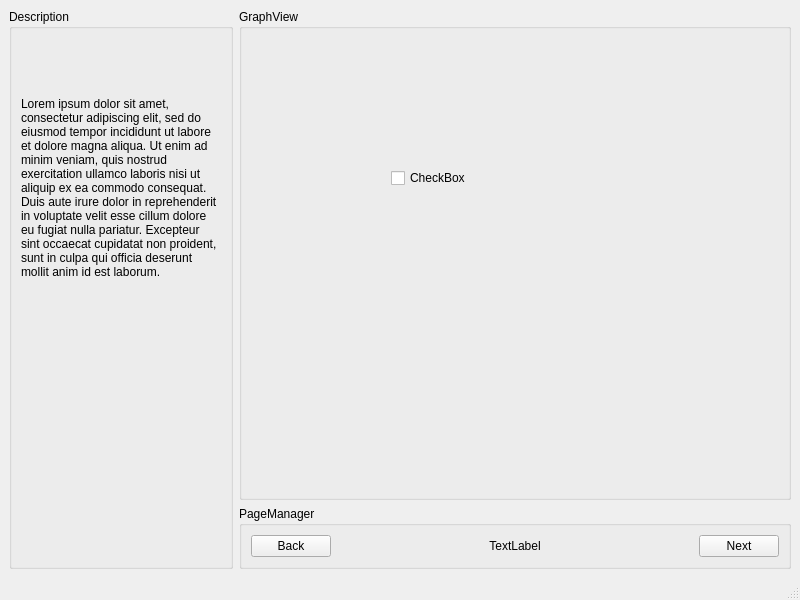
Old version of the form DSFO/mainwindow.ui in the repository Aleko-Louras/DSFO.
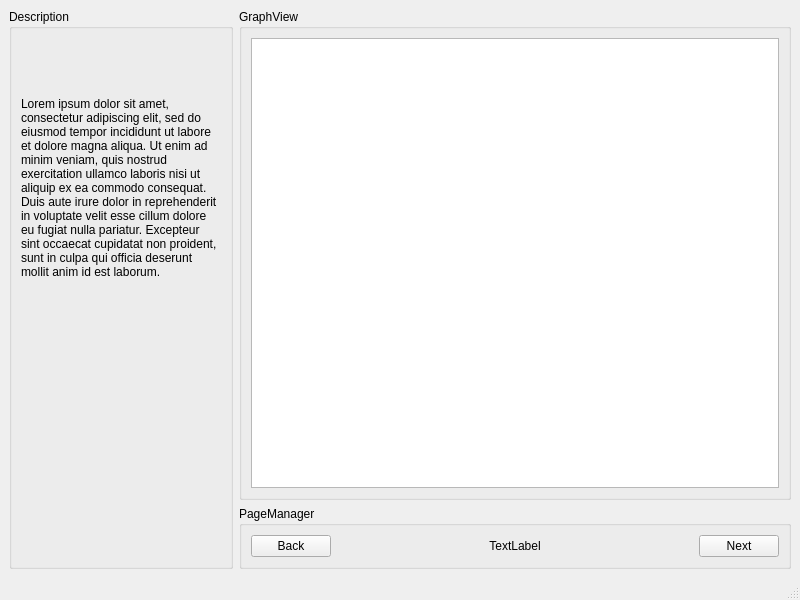
New version of the form. The open tabs and pages were chosen to show the change. Custom widgets are drawn as their Qt base class.

Commit message: Added the stackView to our MainWindow

The edit to the form file:
```diff
--- a/DSFO/mainwindow.ui
+++ b/DSFO/mainwindow.ui
@@ -130,19 +130,57 @@
           </widget>
          </widget>
          <widget class="QWidget" name="page_2">
-          <widget class="QCheckBox" name="checkBox">
-           <property name="geometry">
-            <rect>
-             <x>140</x>
-             <y>130</y>
-             <width>85</width>
-             <height>20</height>
-            </rect>
+          <layout class="QHBoxLayout" name="horizontalLayout_3">
+           <property name="leftMargin">
+            <number>0</number>
            </property>
-           <property name="text">
-            <string>CheckBox</string>
+           <property name="topMargin">
+            <number>0</number>
            </property>
-          </widget>
+           <property name="rightMargin">
+            <number>0</number>
+           </property>
+           <property name="bottomMargin">
+            <number>0</number>
+           </property>
+           <item>
+            <widget class="StackView" name="stackView">
+             <property name="sizePolicy">
+              <sizepolicy hsizetype="Preferred" vsizetype="Preferred">
+               <horstretch>0</horstretch>
+               <verstretch>0</verstretch>
+              </sizepolicy>
+             </property>
+             <property name="minimumSize">
+              <size>
+               <width>523</width>
+               <height>403</height>
+              </size>
+             </property>
+             <property name="lineWidth">
+              <number>-3</number>
+             </property>
+             <property name="verticalScrollBarPolicy">
+              <enum>Qt::ScrollBarAlwaysOff</enum>
+             </property>
+             <property name="horizontalScrollBarPolicy">
+              <enum>Qt::ScrollBarAlwaysOff</enum>
+             </property>
+             <property name="sizeAdjustPolicy">
+              <enum>QAbstractScrollArea::AdjustToContents</enum>
+             </property>
+             <property name="backgroundBrush">
+              <brush brushstyle="CrossPattern">
+               <color alpha="255">
+                <red>0</red>
+                <green>0</green>
+                <blue>0</blue>
+               </color>
+              </brush>
+             </property>
+            </widget>
+           </item>
+          </layout>
          </widget>
         </widget>
        </item>
@@ -176,6 +214,11 @@
    <header location="global">title.h</header>
    <container>1</container>
   </customwidget>
+  <customwidget>
+   <class>StackView</class>
+   <extends>QGraphicsView</extends>
+   <header>stackview.h</header>
+  </customwidget>
  </customwidgets>
  <resources/>
  <connections/>
```
Left out of the diff: 4 changed lines with no effect on the pictures. The commit also changes 5 other files.
